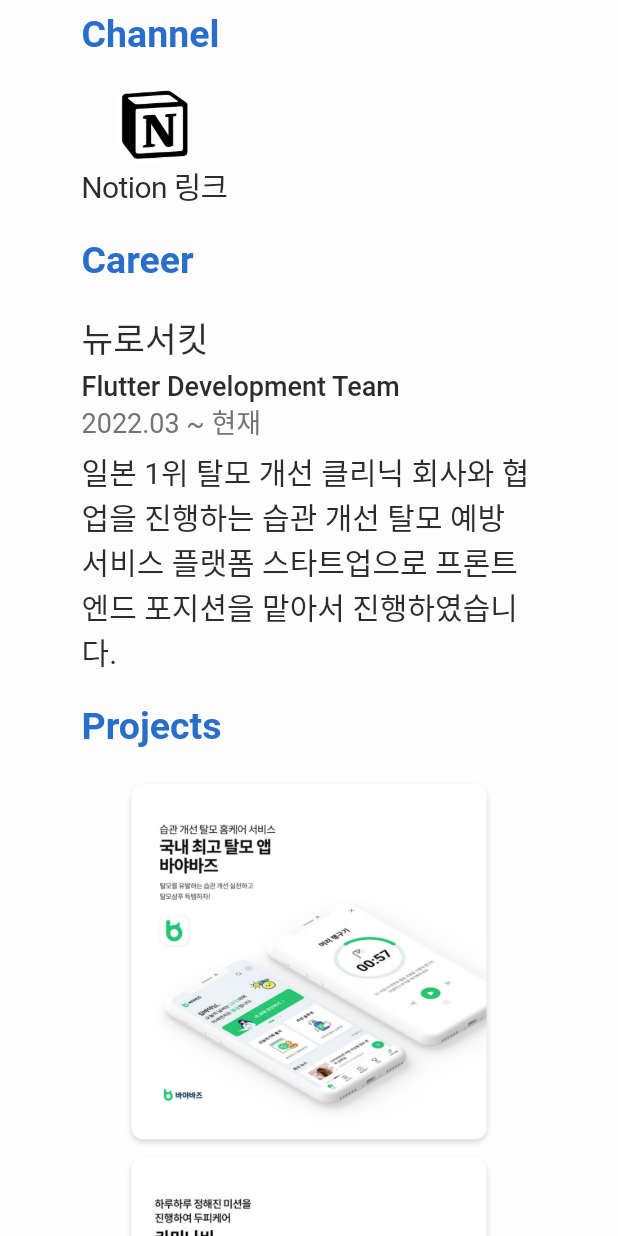
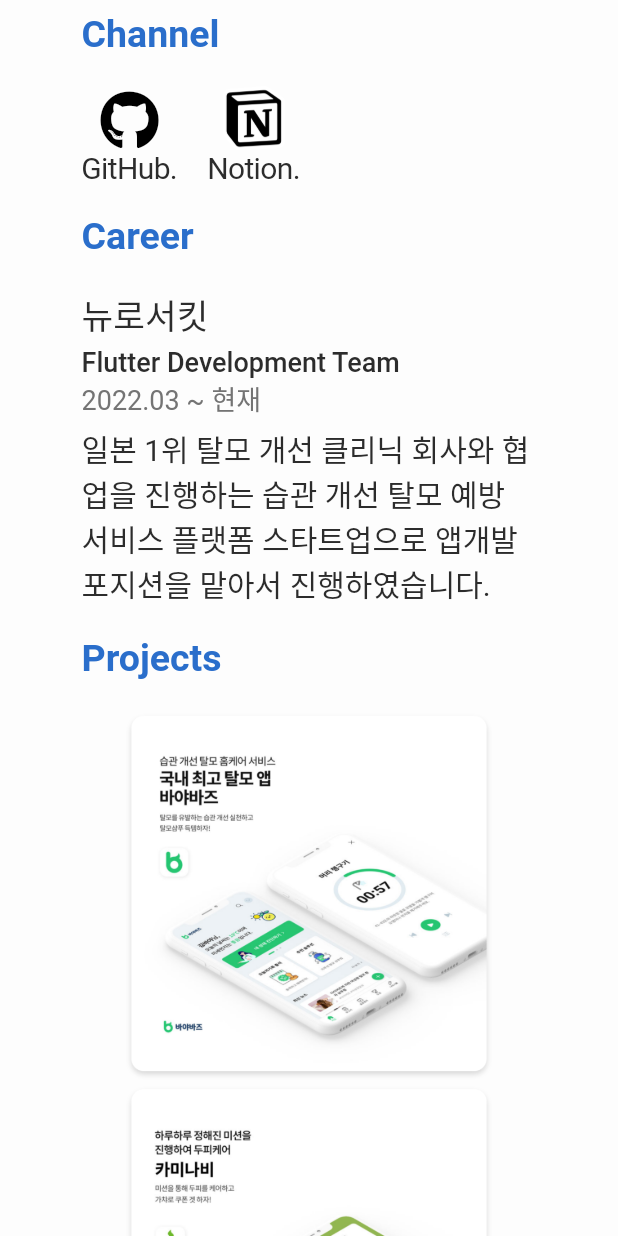
Before and after one commit to hyeonwater/hyeonwater_portfolio, a Flutter app: the screen it shows after launch, scrolled down 1728 dp, on a phone screen of 412 x 824 dp. Run offline on Flutter 3.47's test engine with Material 2 defaults, Android fonts, the phone set to English and light mode, and no system bars; our stand-ins replace font_awesome_flutter, get, percent_indicator; Roboto replaces fonts that are missing (NotoSansCJKKR).

Commit message:
add github_link

```diff
--- a/lib/HomePage/mobilePage.dart
+++ b/lib/HomePage/mobilePage.dart
@@ -1,5 +1,6 @@
 import 'package:flutter/cupertino.dart';
 import 'package:flutter/material.dart';
+import 'package:font_awesome_flutter/font_awesome_flutter.dart';
 import 'package:get/get.dart';
 
 import '../common.dart';
@@ -166,31 +167,42 @@ class MobilePage extends StatelessWidget {
                             ),
                           ),
                         ),
-                        // CupertinoButton(
-                        //   padding: EdgeInsets.zero,
-                        //   child: Text(
-                        //     "GitHub. https://github.com/hyeonwater",
-                        //     style: TextStyle(
-                        //         color:  darkMode ? Color(0xffFFFFFF) : Color(0xff2c2c2c),
-                        //         fontWeight: FontWeight.w400,
-                        //         fontFamily: "NotoSansCJKKR",
-                        //         fontStyle:  FontStyle.normal,
-                        //         fontSize: 20
-                        //     ),
-                        //   ),
-                        //   onPressed: (){
-                        //     launchUrl(
-                        //         Uri.parse("https://github.com/hyeonwater")
-                        //     );
-                        //   },
-                        // ),
+                        Row(
+                          crossAxisAlignment: CrossAxisAlignment.end,
+                          children: [
                             CupertinoButton(
                               padding: EdgeInsets.zero,
                               child: Column(
                                 children: [
-                              Image.asset('assets/png/Notion_app_logo.png',scale: 10,),
+                                  FaIcon(FontAwesomeIcons.github,color:darkMode ? Color(0xffFFFFFF) :Colors.black,size: 40,),
                                   Text(
-                                "Notion 링크",
+                                    "GitHub.",
+                                    style: TextStyle(
+                                        color:  darkMode ? Color(0xffFFFFFF) : Color(0xff2c2c2c),
+                                        fontWeight: FontWeight.w400,
+                                        fontFamily: "NotoSansCJKKR",
+                                        fontStyle:  FontStyle.normal,
+                                        fontSize: 20
+                                    ),
+                                  ),
+                                ],
+                              ),
+                              onPressed: (){
+                                launchUrl(
+                                    Uri.parse("https://github.com/hyeonwater")
+                                );
+                              },
+                            ),
+                            SizedBox(
+                              width: 20,
+                            ),
+                            CupertinoButton(
+                              padding: EdgeInsets.zero,
+                              child: Column(
+                                children: [
+                                  Image.asset('assets/png/Notion_app_logo.png',scale: 12,),
+                                  Text(
+                                    "Notion.",
                                     style: TextStyle(
                                         color:  darkMode ? Color(0xffFFFFFF) : Color(0xff2c2c2c),
                                         fontWeight: FontWeight.w400,
@@ -206,6 +218,8 @@ class MobilePage extends StatelessWidget {
                                     Uri.parse("https://rough-text-cc0.notion.site/274d6025ec6d4327a87f1a4a9881bf2d")
                                 );
                               },
+                            ),
+                          ],
                         ),
                       ],
                     ),
@@ -272,7 +286,7 @@ class MobilePage extends StatelessWidget {
                       ),
                     ),
                     Text(
-                      "일본 1위 탈모 개선 클리닉 회사와 협업을 진행하는 습관 개선 탈모 예방 서비스 플랫폼 스타트업으로 프론트엔드 포지션을 맡아서 진행하였습니다. ",
+                      "일본 1위 탈모 개선 클리닉 회사와 협업을 진행하는 습관 개선 탈모 예방 서비스 플랫폼 스타트업으로 앱개발 포지션을 맡아서 진행하였습니다. ",
                       style: TextStyle(
                           color:  darkMode ? Color(0xffFFFFFF) : Color(0xff2c2c2c),
                           fontWeight: FontWeight.w400,
--- a/lib/projects_cards/desktop_bayabas_cards.dart
+++ b/lib/projects_cards/desktop_bayabas_cards.dart
@@ -79,7 +79,7 @@ class DeskTopBayaBasCard extends StatelessWidget {
                             ),
                             Container(
                               margin: EdgeInsets.only(bottom: 10),
-                              child: Text("바야바즈는 습관을 개선하여 탈모를 예방한다는 목표를 가지고 만들어진 앱으로 습관 관리 개선 및 나의 두피 진단 등 콘텐츠를 이용할 수 있으며 그로 인해 얻어지는 화폐 개념의 구아바를 이용하여 제품 및 여러 콘텐츠를 즐길 수 있는 앱 입니다.프런트 개발자 2명, 백엔드 개발자 2명으로 이루어진 팀에서 프런트엔드 개발 포지션을 맡아 Flutter를 이용하여 진행하였습니다.프런트 개발 중 50%를 직접 구현하였으며 UI, RESTFul API 서버 통신, 배포, 유지보수등 많은 부분을 맡아 진행하였습니다. 또한 메인 콘텐츠로 개발된 진단부분의 경우 기획을 직접 하였으며, 디자인 작업에 참여 하였습니다.",style: TextStyle(
+                              child: Text("바야바즈는 습관을 개선하여 탈모를 예방한다는 목표를 가지고 만들어진 앱으로 습관 관리 개선 및 나의 두피 진단 등 콘텐츠를 이용할 수 있으며 그로 인해 얻어지는 화폐 개념의 구아바를 이용하여 제품 및 여러 콘텐츠를 즐길 수 있는 앱 입니다.앱 개발자 2명, 백엔드 개발자 2명으로 이루어진 팀에서 앱개발 포지션을 맡아 Flutter를 이용하여 진행하였습니다.프런트 개발 중 50%를 직접 구현하였으며 UI, RESTFul API 서버 통신, 배포, 유지보수등 많은 부분을 맡아 진행하였습니다. 또한 메인 콘텐츠로 개발된 진단부분의 경우 기획을 직접 하였으며, 디자인 작업에 참여 하였습니다.",style: TextStyle(
                                   color: darkMode ? Color(0xffFFFFFF) : Color(0xff2c2c2c),
                                   fontWeight: FontWeight.w500,
                                   fontFamily: "NotoSansCJKKR",
@@ -182,7 +182,7 @@ class DeskTopBayaBasCard extends StatelessWidget {
                             Container(
                               margin: EdgeInsets.only(bottom: 10),
                               child: Text(
-                                  "·프론트엔드 프레임워크",
+                                  "· 프레임워크",
                                   style: TextStyle(
                                       color:darkMode ? Color(0xffFFFFFF) : Color(0xff2c2c2c),
                                       fontWeight: FontWeight.w500,
--- a/lib/projects_cards/desktop_bayabs_renewal_card.dart
+++ b/lib/projects_cards/desktop_bayabs_renewal_card.dart
@@ -79,7 +79,7 @@ class DeskTopBayaBasRenewalCard extends StatelessWidget {
                           ),
                           Container(
                             margin: EdgeInsets.only(bottom: 10),
-                            child: Text("기존에 출시하였던 바야바즈를 리뉴얼 작업을 진행했습니다. 리뉴얼 작업에서는 디자인, API, 기획도 바뀌는 상황이어서 앱을 새로 만드는 작업하는 상황이었습니다. 프런트 개발자 1명, 백엔드 개발자 1명으로 이루어진 팀에서 프런트엔드 개발 포지션을 맡아 Flutter를 이용하여 진행하였습니다. 프런트 개발 중 100%를 직접 구현하였으며 UI, RESTFul API 서버 통신, 배포, 유지보수 등 많은 부분을 맡아 진행하였습니다.",style: TextStyle(
+                            child: Text("기존에 출시하였던 바야바즈를 리뉴얼 작업을 진행했습니다. 리뉴얼 작업에서는 디자인, API, 기획도 바뀌는 상황이어서 앱을 새로 만드는 작업하는 상황이었습니다. 프런트 개발자 1명, 백엔드 개발자 1명으로 이루어진 팀에서 앱개발 포지션을 맡아 Flutter를 이용하여 진행하였습니다. 프런트 개발 중 100%를 직접 구현하였으며 UI, RESTFul API 서버 통신, 배포, 유지보수 등 많은 부분을 맡아 진행하였습니다.",style: TextStyle(
                                 color: darkMode ? Color(0xffFFFFFF) : Color(0xff2c2c2c),
                                 fontWeight: FontWeight.w500,
                                 fontFamily: "NotoSansCJKKR",
@@ -182,7 +182,7 @@ class DeskTopBayaBasRenewalCard extends StatelessWidget {
                           Container(
                             margin: EdgeInsets.only(bottom: 10),
                             child: Text(
-                              "·프론트엔드 프레임워크",
+                              "· 프레임워크",
                               style: TextStyle(
                                   color:darkMode ? Color(0xffFFFFFF) : Color(0xff2c2c2c),
                                   fontWeight: FontWeight.w500,
--- a/lib/projects_cards/desktop_kaminavi_card.dart
+++ b/lib/projects_cards/desktop_kaminavi_card.dart
@@ -77,7 +77,7 @@ class DeskTopKaminaviCard extends StatelessWidget {
                           ),
                           Container(
                             margin: EdgeInsets.only(bottom: 10),
-                            child: Text("카미나비 앱은 일본 탈모회사 1위 기업인 Reve21과의 협업을 진행을 하였습니다. 두피 진단, 미션, 이벤트 뽑기를 통해 사용자들의 두피상태에 맞게 매일 바뀌는 미션을 수행함으로써 탈모를 치료 할 수 있게 할수있는 앱 입니다. 개발에서는 프런트엔드 개발 포지션을 맡아 Flutter를 이용하여 진행하였습니다.프런트 개발 중 30%를 직접 구현하였으며 일본회사와의 소통, UI 제작, REST API 서버 통신, 배포, 유지보수등 많은 부분을 맡아 진행하였습니다.",style: TextStyle(
+                            child: Text("카미나비 앱은 일본 탈모회사 1위 기업인 Reve21과의 협업을 진행을 하였습니다. 두피 진단, 미션, 이벤트 뽑기를 통해 사용자들의 두피상태에 맞게 매일 바뀌는 미션을 수행함으로써 탈모를 치료 할 수 있게 할수있는 앱 입니다. 개발에서는 앱개발 포지션을 맡아 Flutter를 이용하여 진행하였습니다.프런트 개발 중 30%를 직접 구현하였으며 일본회사와의 소통, UI 제작, REST API 서버 통신, 배포, 유지보수등 많은 부분을 맡아 진행하였습니다.",style: TextStyle(
                                 color: darkMode ? Color(0xffFFFFFF) : Color(0xff2c2c2c),
                                 fontWeight: FontWeight.w500,
                                 fontFamily: "NotoSansCJKKR",
@@ -168,7 +168,7 @@ class DeskTopKaminaviCard extends StatelessWidget {
                           Container(
                             margin: EdgeInsets.only(bottom: 5),
                             child: Text(
-                              "적용한 프레임워크 및 주요 패키지",
+                              "적용한 트프레임워크 및 주요 패키지",
                               style: TextStyle(
                                   color: darkMode ? Color(0xffFFFFFF) : Color(0xff2c2c2c),
                                   fontWeight: FontWeight.w700,
@@ -180,7 +180,7 @@ class DeskTopKaminaviCard extends StatelessWidget {
                           Container(
                             margin: EdgeInsets.only(bottom: 10),
                             child: Text(
-                              "·프론트엔드 프레임워크",
+                              "· 프레임워크",
                               style: TextStyle(
                                   color:darkMode ? Color(0xffFFFFFF) : Color(0xff2c2c2c),
                                   fontWeight: FontWeight.w500,
--- a/lib/projects_cards/desktop_portfolio_card.dart
+++ b/lib/projects_cards/desktop_portfolio_card.dart
@@ -177,7 +177,7 @@ class DeskTopPortfolioCard extends StatelessWidget {
                           Container(
                             margin: EdgeInsets.only(bottom: 10),
                             child: Text(
-                              "·프론트엔드 프레임워크",
+                              "· 프레임워크",
                               style: TextStyle(
                                   color:darkMode ? Color(0xffFFFFFF) : Color(0xff2c2c2c),
                                   fontWeight: FontWeight.w500,
--- a/lib/projects_cards/mobile_bayabas_card.dart
+++ b/lib/projects_cards/mobile_bayabas_card.dart
@@ -87,7 +87,7 @@ class MobileBayaBasCard extends StatelessWidget {
                         ),
                         Container(
                           margin: EdgeInsets.only(bottom: 10),
-                          child: Text("바야바즈는 습관을 개선하여 탈모를 예방한다는 목표를 가지고 만들어진 앱으로 습관 관리 개선 및 나의 두피 진단 등 콘텐츠를 이용할 수 있으며 그로 인해 얻어지는 화폐 개념의 구아바를 이용하여 제품 및 여러 콘텐츠를 즐길 수 있는 앱 입니다.프런트 개발자 2명, 백엔드 개발자 2명으로 이루어진 팀에서 프런트엔드 개발 포지션을 맡아 Flutter를 이용하여 진행하였습니다.프런트 개발 중 50%를 직접 구현하였으며 UI, RESTFul API 서버 통신, 배포, 유지보수등 많은 부분을 맡아 진행하였습니다. 또한 메인 콘텐츠로 개발된 진단부분의 경우 기획을 직접 하였으며, 디자인 작업에 참여 하였습니다.",style: TextStyle(
+                          child: Text("바야바즈는 습관을 개선하여 탈모를 예방한다는 목표를 가지고 만들어진 앱으로 습관 관리 개선 및 나의 두피 진단 등 콘텐츠를 이용할 수 있으며 그로 인해 얻어지는 화폐 개념의 구아바를 이용하여 제품 및 여러 콘텐츠를 즐길 수 있는 앱 입니다.앱 개발자 2명, 백엔드 개발자 2명으로 이루어진 팀에서 앱개발 포지션을 맡아 Flutter를 이용하여 진행하였습니다.프런트 개발 중 50%를 직접 구현하였으며 UI, RESTFul API 서버 통신, 배포, 유지보수등 많은 부분을 맡아 진행하였습니다. 또한 메인 콘텐츠로 개발된 진단부분의 경우 기획을 직접 하였으며, 디자인 작업에 참여 하였습니다.",style: TextStyle(
                               color: darkMode ? Color(0xffFFFFFF) : Color(0xff2c2c2c),
                               fontWeight: FontWeight.w500,
                               fontFamily: "NotoSansCJKKR",
@@ -190,7 +190,7 @@ class MobileBayaBasCard extends StatelessWidget {
                         Container(
                           margin: EdgeInsets.only(bottom: 10),
                           child: Text(
-                            "·프론트엔드 프레임워크",
+                            "· 프레임워크",
                             style: TextStyle(
                                 color:darkMode ? Color(0xffFFFFFF) : Color(0xff2c2c2c),
                                 fontWeight: FontWeight.w500,
--- a/lib/projects_cards/mobile_bayabas_renewal_card.dart
+++ b/lib/projects_cards/mobile_bayabas_renewal_card.dart
@@ -87,7 +87,7 @@ class MobileBayaBasRenewalCard extends StatelessWidget {
                         ),
                         Container(
                           margin: EdgeInsets.only(bottom: 10),
-                          child: Text("기존에 출시하였던 바야바즈를 리뉴얼 작업을 진행했습니다. 리뉴얼 작업에서는 디자인, API, 기획도 바뀌는 상황이어서 앱을 새로 만드는 작업하는 상황이었습니다. 프런트 개발자 1명, 백엔드 개발자 1명으로 이루어진 팀에서 프런트엔드 개발 포지션을 맡아 Flutter를 이용하여 진행하였습니다. 프런트 개발 중 100%를 직접 구현하였으며 UI, RESTFul API 서버 통신, 배포, 유지보수 등 많은 부분을 맡아 진행하였습니다.",style: TextStyle(
+                          child: Text("기존에 출시하였던 바야바즈를 리뉴얼 작업을 진행했습니다. 리뉴얼 작업에서는 디자인, API, 기획도 바뀌는 상황이어서 앱을 새로 만드는 작업하는 상황이었습니다. 프런트 개발자 1명, 백엔드 개발자 1명으로 이루어진 팀에서 앱개발 포지션을 맡아 Flutter를 이용하여 진행하였습니다. 프런트 개발 중 100%를 직접 구현하였으며 UI, RESTFul API 서버 통신, 배포, 유지보수 등 많은 부분을 맡아 진행하였습니다.",style: TextStyle(
                               color: darkMode ? Color(0xffFFFFFF) : Color(0xff2c2c2c),
                               fontWeight: FontWeight.w500,
                               fontFamily: "NotoSansCJKKR",
@@ -190,7 +190,7 @@ class MobileBayaBasRenewalCard extends StatelessWidget {
                         Container(
                           margin: EdgeInsets.only(bottom: 10),
                           child: Text(
-                            "·프론트엔드 프레임워크",
+                            "· 프레임워크",
                             style: TextStyle(
                                 color:darkMode ? Color(0xffFFFFFF) : Color(0xff2c2c2c),
                                 fontWeight: FontWeight.w500,
--- a/lib/projects_cards/mobile_kaminavi_card.dart
+++ b/lib/projects_cards/mobile_kaminavi_card.dart
@@ -84,7 +84,7 @@ class MobilekaminaviCard extends StatelessWidget {
                         ),
                         Container(
                           margin: EdgeInsets.only(bottom: 10),
-                          child: Text("카미나비 앱은 일본 탈모회사 1위 기업인 Reve21과의 협업을 진행을 하였습니다. 두피 진단, 미션, 이벤트 뽑기를 통해 사용자들의 두피상태에 맞게 매일 바뀌는 미션을 수행함으로써 탈모를 치료 할 수 있게 할수있는 앱 입니다. 개발에서는 프런트엔드 개발 포지션을 맡아 Flutter를 이용하여 진행하였습니다.프런트 개발 중 30%를 직접 구현하였으며 일본회사와의 소통, UI 제작, REST API 서버 통신, 배포, 유지보수등 많은 부분을 맡아 진행하였습니다.",style: TextStyle(
+                          child: Text("카미나비 앱은 일본 탈모회사 1위 기업인 Reve21과의 협업을 진행을 하였습니다. 두피 진단, 미션, 이벤트 뽑기를 통해 사용자들의 두피상태에 맞게 매일 바뀌는 미션을 수행함으로써 탈모를 치료 할 수 있게 할수있는 앱 입니다. 개발에서는 앱개발 포지션을 맡아 Flutter를 이용하여 진행하였습니다.프런트 개발 중 30%를 직접 구현하였으며 일본회사와의 소통, UI 제작, REST API 서버 통신, 배포, 유지보수등 많은 부분을 맡아 진행하였습니다.",style: TextStyle(
                               color: darkMode ? Color(0xffFFFFFF) : Color(0xff2c2c2c),
                               fontWeight: FontWeight.w500,
                               fontFamily: "NotoSansCJKKR",
@@ -187,7 +187,7 @@ class MobilekaminaviCard extends StatelessWidget {
                         Container(
                           margin: EdgeInsets.only(bottom: 10),
                           child: Text(
-                            "·프론트엔드 프레임워크",
+                            "· 프레임워크",
                             style: TextStyle(
                                 color:darkMode ? Color(0xffFFFFFF) : Color(0xff2c2c2c),
                                 fontWeight: FontWeight.w500,
--- a/lib/projects_cards/mobile_portfolio_card.dart
+++ b/lib/projects_cards/mobile_portfolio_card.dart
@@ -184,7 +184,7 @@ class MobilePortFolioCard extends StatelessWidget {
                         Container(
                           margin: EdgeInsets.only(bottom: 10),
                           child: Text(
-                            "·프론트엔드 프레임워크",
+                            "· 프레임워크",
                             style: TextStyle(
                                 color:darkMode ? Color(0xffFFFFFF) : Color(0xff2c2c2c),
                                 fontWeight: FontWeight.w500,
```
Also changed, not shown: lib/HomePage/desktop_page.dart (+35 -21 lines), pubspec.lock. Lines whose indentation alone changed are shown as unchanged.
